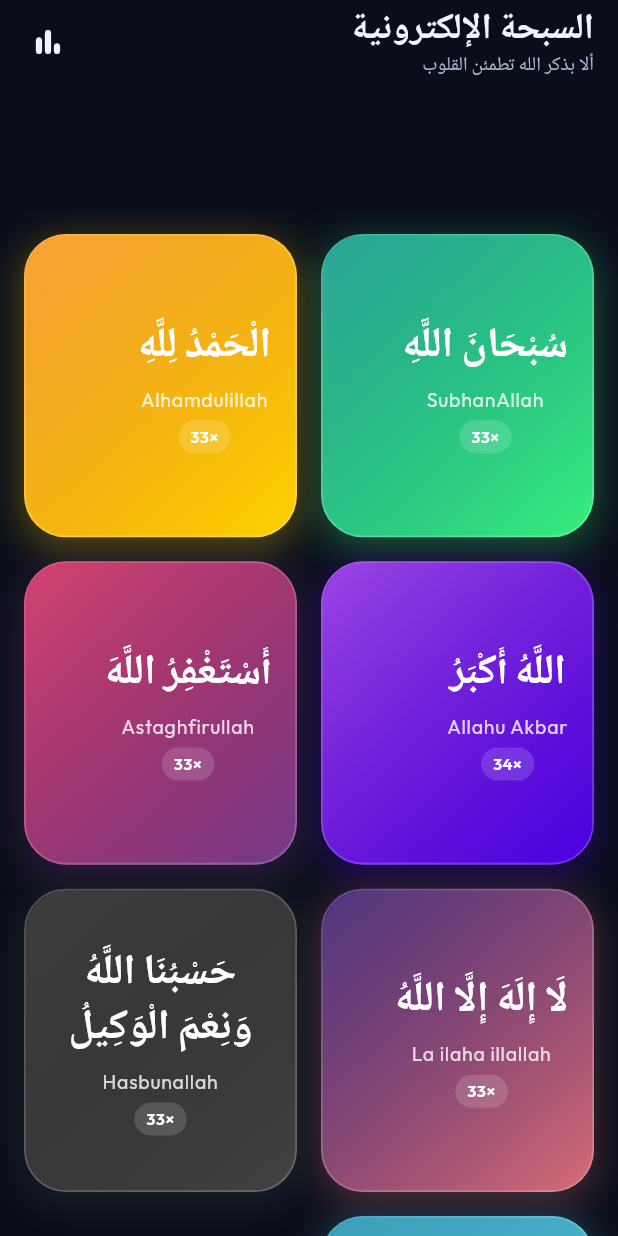
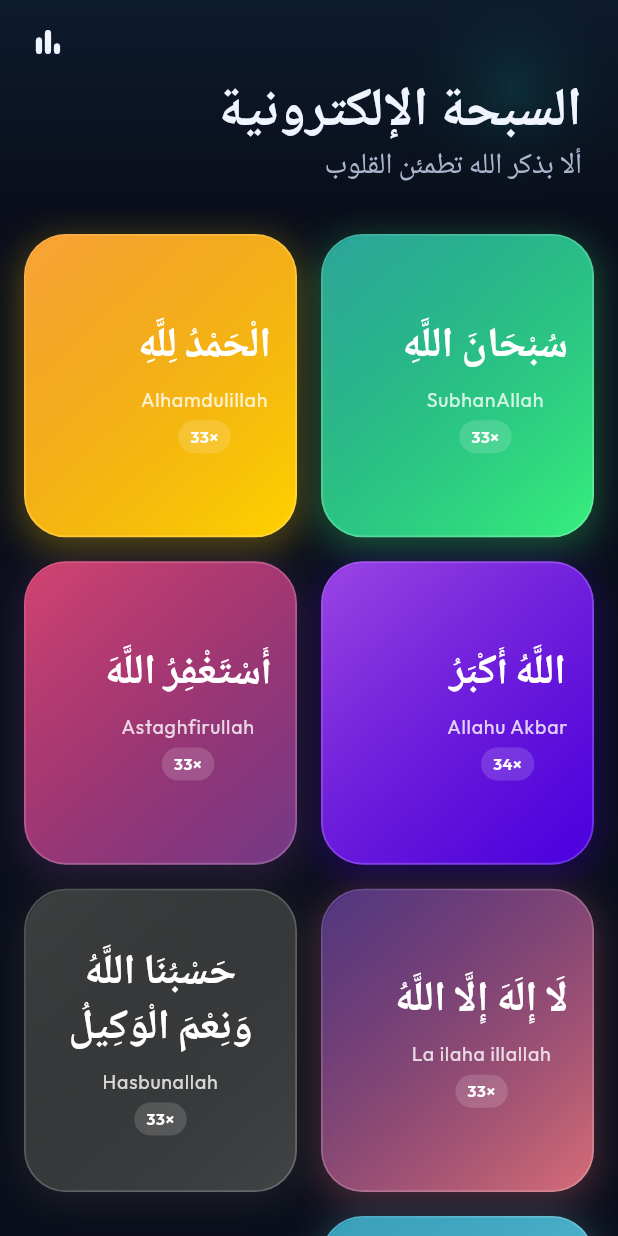
Before and after one commit to mobasher12334/DhikrFlow, a Flutter app: the screen it shows after launch, on a phone screen of 412 x 824 dp. Run offline on Flutter 3.47's test engine with Material 3 defaults, Android fonts, the phone set to English and light mode, and no system bars; our stand-ins replace audioplayers, google_fonts, hive, hive_flutter, speech_to_text, vibration; accounts and stored records are empty.

Commit message:
Modified UI and colors

```diff
--- a/lib/screens/counter_page.dart
+++ b/lib/screens/counter_page.dart
@@ -162,6 +162,7 @@ class _CounterPageState extends State<CounterPage>
           if (provider.targetReached) _buildCompletionBanner(context, gradient),
           const SizedBox(height: 90),
         ],
+      ),
       ),
     );
   }
--- a/lib/screens/home_page.dart
+++ b/lib/screens/home_page.dart
@@ -78,6 +78,7 @@ class _HomePageState extends State<HomePage> {
         ),
         const SizedBox(width: 8),
       ],
+      flexibleSpace: FlexibleSpaceBar(
         titlePadding: const EdgeInsets.only(right: 24, bottom: 16),
         title: Column(
           mainAxisAlignment: MainAxisAlignment.end,
```
Also changed, not shown: 1 other file. Lines whose indentation alone changed are shown as unchanged.
